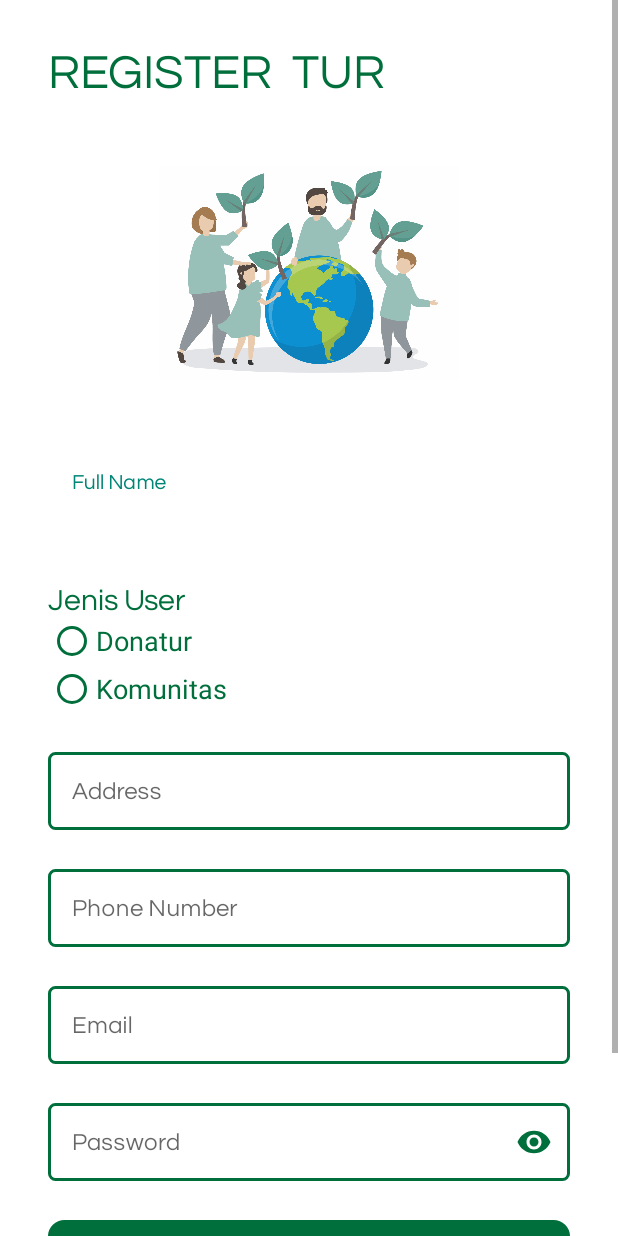
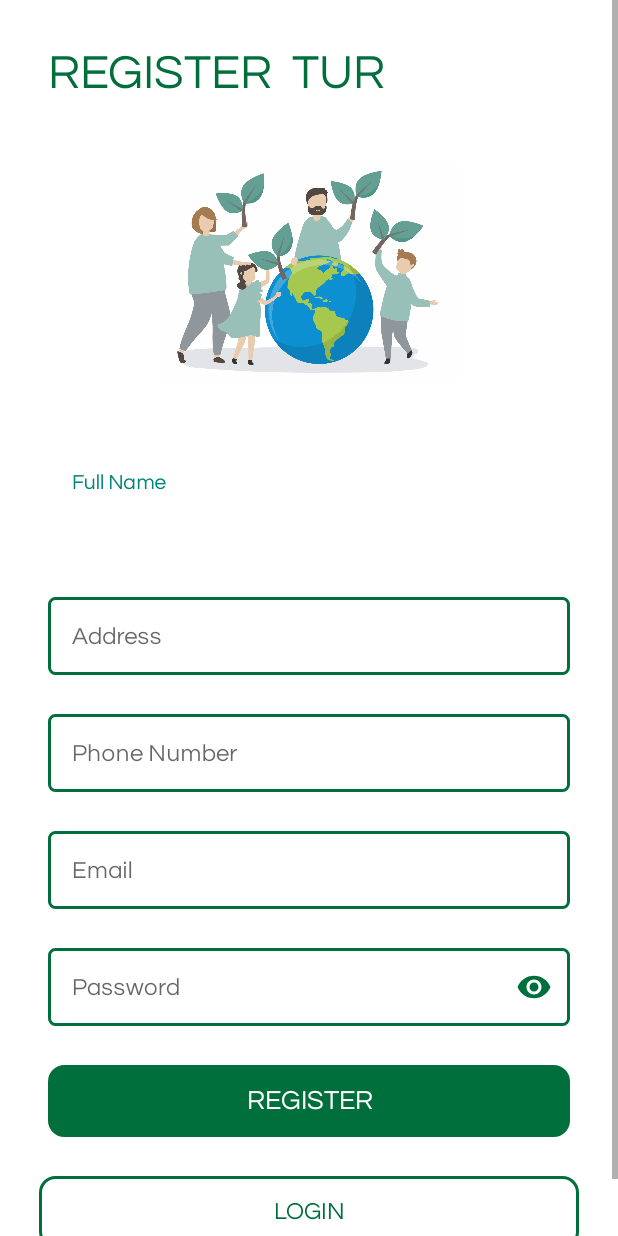
Before and after one commit to rifdahneta/Foodless, an Android app: the Register screen opened directly, with no data from a screen before it, on a phone screen of 412 x 824 dp. Run offline under Robolectric (Android 15) with nearby library versions, the phone set to English and light mode, and no system bars; our stand-ins replace Firebase (no records; nobody signed in at launch, a user with empty details on screens opened directly).

Commit message:
activity_register

```diff
--- a/app/src/main/java/pnj/ac/id/foodless2/DetailOrder.java
+++ /dev/null
@@ -1,29 +0,0 @@
-package pnj.ac.id.foodless2;
-
-import android.os.Bundle;
-import android.support.design.widget.FloatingActionButton;
-import android.support.design.widget.Snackbar;
-import android.support.v7.app.AppCompatActivity;
-import android.support.v7.widget.Toolbar;
-import android.view.View;
-
-public class DetailOrder extends AppCompatActivity {
-
-    @Override
-    protected void onCreate(Bundle savedInstanceState) {
-        super.onCreate(savedInstanceState);
-        setContentView(R.layout.activity_detail_order);
-        Toolbar toolbar = findViewById(R.id.toolbar);
-        setSupportActionBar(toolbar);
-
-        FloatingActionButton fab = findViewById(R.id.fab);
-        fab.setOnClickListener(new View.OnClickListener() {
-            @Override
-            public void onClick(View view) {
-                Snackbar.make(view, "Replace with your own action", Snackbar.LENGTH_LONG)
-                        .setAction("Action", null).show();
-            }
-        });
-    }
-
-}
--- a/app/src/main/res/layout/activity_register.xml
+++ b/app/src/main/res/layout/activity_register.xml
@@ -64,43 +64,7 @@
                     android:textColorHint="@color/bgcolor" />
             </android.support.design.widget.TextInputLayout>
 
-            <RadioGroup
-                android:id="@+id/radioJenisUser"
-                android:layout_width="match_parent"
-                android:layout_height="wrap_content"
-                android:layout_marginLeft="16dp"
-                android:layout_marginTop="8dp"
-                android:layout_marginRight="16dp"
-                android:layout_marginBottom="10dp">
 
-                    <TextView
-                        android:id="@+id/jenisUser"
-                        android:layout_width="wrap_content"
-                        android:layout_height="wrap_content"
-                        android:text="Jenis User"
-                        android:textColor="@color/bgcolor"
-                        android:textSize="20sp"/>
-
-                    <RadioButton
-                    android:id="@+id/radioDonatur"
-                    android:layout_width="match_parent"
-                    android:layout_height="wrap_content"
-                    android:layout_weight="1"
-                    android:buttonTint="@color/bgcolor"
-                    android:text="@string/donatur"
-                    android:textColor="@color/bgcolor"
-                    android:textSize="18sp"/>
-
-                <RadioButton
-                    android:id="@+id/radioKomunitas"
-                    android:layout_width="match_parent"
-                    android:layout_height="wrap_content"
-                    android:layout_weight="1"
-                    android:buttonTint="@color/bgcolor"
-                    android:text="@string/komunitas"
-                    android:textColor="@color/bgcolor"
-                    android:textSize="18sp"/>
-            </RadioGroup>
 
             <android.support.design.widget.TextInputLayout
                 android:layout_width="match_parent"
```
